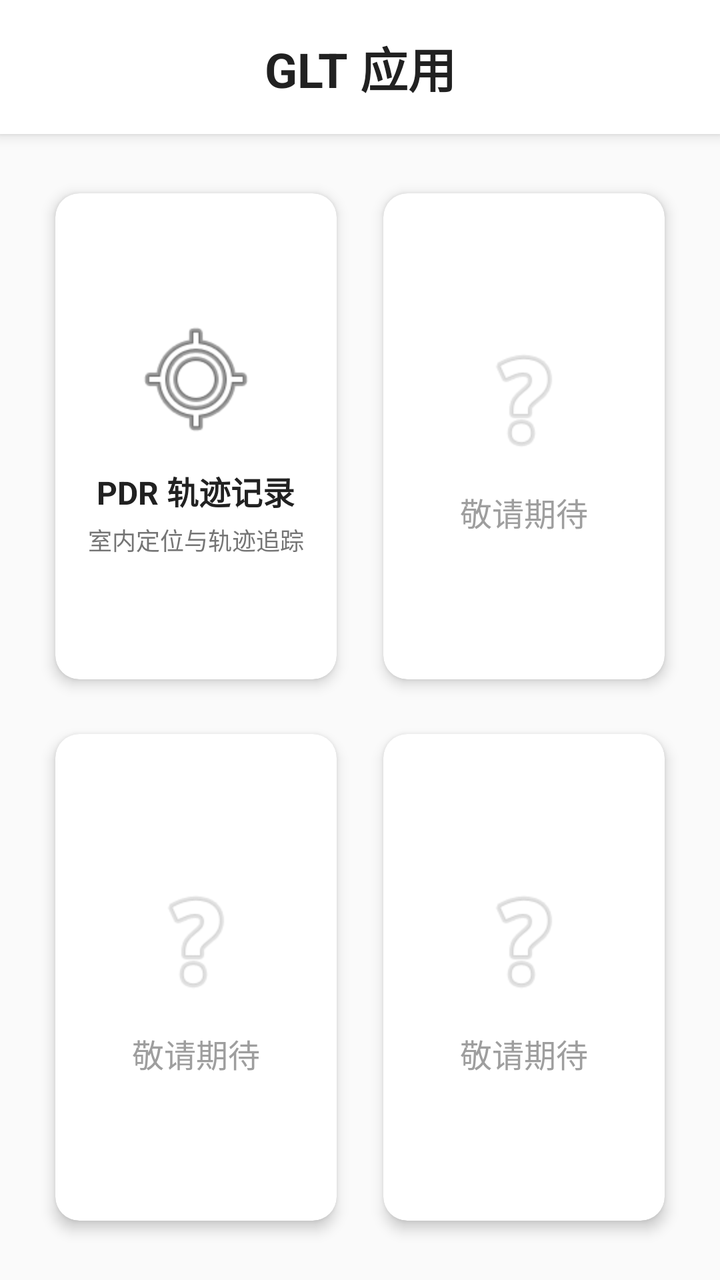
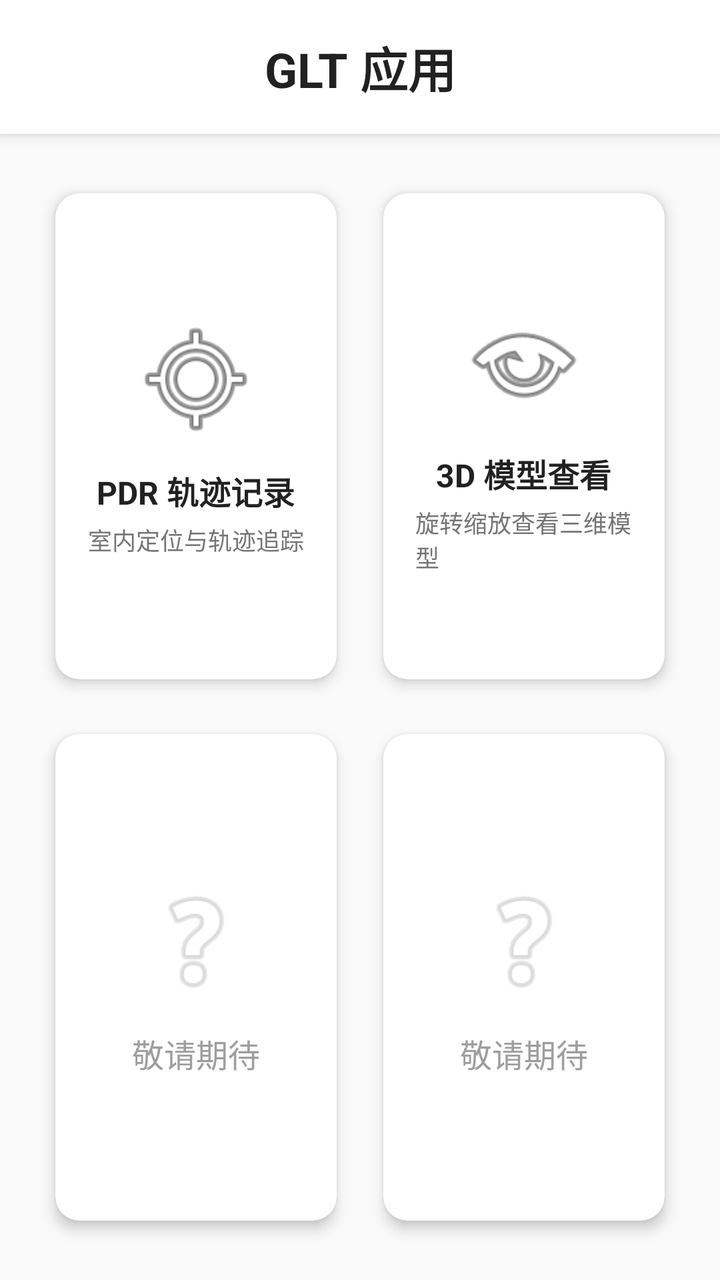

Before-and-after screenshots of an Android layout around one commit, followed by the original layout XML and the change that was made.
<!-- AndroidManifest.xml: application theme Theme.PDR -->
<!-- res/layout/fragment_home.xml -->
<?xml version="1.0" encoding="utf-8"?>
<LinearLayout xmlns:android="http://schemas.android.com/apk/res/android"
    xmlns:tools="http://schemas.android.com/tools"
    android:layout_width="match_parent"
    android:layout_height="match_parent"
    android:orientation="vertical"
    android:background="#FAFAFA"
    tools:context=".ui.home.HomeFragment">

    
    <LinearLayout
        android:id="@+id/headerLayout"
        android:layout_width="match_parent"
        android:layout_height="wrap_content"
        android:orientation="vertical"
        android:background="#FFFFFF"
        android:elevation="4dp">

        <TextView
            android:layout_width="match_parent"
            android:layout_height="wrap_content"
            android:padding="16dp"
            android:text="GLT 应用"
            android:textColor="#212121"
            android:textSize="24sp"
            android:textStyle="bold"
            android:gravity="center" />

    </LinearLayout>

    
    <GridLayout
        android:id="@+id/gridLayout"
        android:layout_width="match_parent"
        android:layout_height="0dp"
        android:layout_weight="1"
        android:layout_margin="16dp"
        android:columnCount="2"
        android:rowCount="2"
        android:alignmentMode="alignBounds"
        android:columnOrderPreserved="false"
        android:useDefaultMargins="true">

        
        <androidx.cardview.widget.CardView
            android:id="@+id/cardPdr"
            android:layout_width="0dp"
            android:layout_height="0dp"
            android:layout_columnWeight="1"
            android:layout_rowWeight="1"
            android:layout_gravity="fill"
            android:clickable="true"
            android:focusable="true"
            android:foreground="?android:attr/selectableItemBackground"
            app:cardCornerRadius="12dp"
            app:cardElevation="4dp"
            app:cardUseCompatPadding="true"
            xmlns:app="http://schemas.android.com/apk/res-auto">

            <LinearLayout
                android:layout_width="match_parent"
                android:layout_height="match_parent"
                android:orientation="vertical"
                android:gravity="center"
                android:padding="16dp">

                <ImageView
                    android:layout_width="64dp"
                    android:layout_height="64dp"
                    android:src="@android:drawable/ic_menu_mylocation"
                    android:contentDescription="PDR图标" />

                <TextView
                    android:layout_width="wrap_content"
                    android:layout_height="wrap_content"
                    android:layout_marginTop="12dp"
                    android:text="PDR 轨迹记录"
                    android:textColor="#212121"
                    android:textSize="16sp"
                    android:textStyle="bold" />

                <TextView
                    android:layout_width="wrap_content"
                    android:layout_height="wrap_content"
                    android:layout_marginTop="4dp"
                    android:text="室内定位与轨迹追踪"
                    android:textColor="#757575"
                    android:textSize="12sp" />

            </LinearLayout>

        </androidx.cardview.widget.CardView>

        
        <androidx.cardview.widget.CardView
            android:id="@+id/cardPlaceholder1"
            android:layout_width="0dp"
            android:layout_height="0dp"
            android:layout_columnWeight="1"
            android:layout_rowWeight="1"
            android:layout_gravity="fill"
            android:clickable="true"
            android:focusable="true"
            android:foreground="?android:attr/selectableItemBackground"
            app:cardCornerRadius="12dp"
            app:cardElevation="4dp"
            app:cardUseCompatPadding="true"
            xmlns:app="http://schemas.android.com/apk/res-auto">

            <LinearLayout
                android:layout_width="match_parent"
                android:layout_height="match_parent"
                android:orientation="vertical"
                android:gravity="center"
                android:padding="16dp">

                <ImageView
                    android:layout_width="64dp"
                    android:layout_height="64dp"
                    android:src="@android:drawable/ic_menu_help"
                    android:alpha="0.3"
                    android:contentDescription="预留功能图标" />

                <TextView
                    android:layout_width="wrap_content"
                    android:layout_height="wrap_content"
                    android:layout_marginTop="12dp"
                    android:text="敬请期待"
                    android:textColor="#9E9E9E"
                    android:textSize="16sp" />

            </LinearLayout>

        </androidx.cardview.widget.CardView>

        
        <androidx.cardview.widget.CardView
            android:id="@+id/cardPlaceholder2"
            android:layout_width="0dp"
            android:layout_height="0dp"
            android:layout_columnWeight="1"
            android:layout_rowWeight="1"
            android:layout_gravity="fill"
            android:clickable="true"
            android:focusable="true"
            android:foreground="?android:attr/selectableItemBackground"
            app:cardCornerRadius="12dp"
            app:cardElevation="4dp"
            app:cardUseCompatPadding="true"
            xmlns:app="http://schemas.android.com/apk/res-auto">

            <LinearLayout
                android:layout_width="match_parent"
                android:layout_height="match_parent"
                android:orientation="vertical"
                android:gravity="center"
                android:padding="16dp">

                <ImageView
                    android:layout_width="64dp"
                    android:layout_height="64dp"
                    android:src="@android:drawable/ic_menu_help"
                    android:alpha="0.3"
                    android:contentDescription="预留功能图标" />

                <TextView
                    android:layout_width="wrap_content"
                    android:layout_height="wrap_content"
                    android:layout_marginTop="12dp"
                    android:text="敬请期待"
                    android:textColor="#9E9E9E"
                    android:textSize="16sp" />

            </LinearLayout>

        </androidx.cardview.widget.CardView>

        
        <androidx.cardview.widget.CardView
            android:id="@+id/cardPlaceholder3"
            android:layout_width="0dp"
            android:layout_height="0dp"
            android:layout_columnWeight="1"
            android:layout_rowWeight="1"
            android:layout_gravity="fill"
            android:clickable="true"
            android:focusable="true"
            android:foreground="?android:attr/selectableItemBackground"
            app:cardCornerRadius="12dp"
            app:cardElevation="4dp"
            app:cardUseCompatPadding="true"
            xmlns:app="http://schemas.android.com/apk/res-auto">

            <LinearLayout
                android:layout_width="match_parent"
                android:layout_height="match_parent"
                android:orientation="vertical"
                android:gravity="center"
                android:padding="16dp">

                <ImageView
                    android:layout_width="64dp"
                    android:layout_height="64dp"
                    android:src="@android:drawable/ic_menu_help"
                    android:alpha="0.3"
                    android:contentDescription="预留功能图标" />

                <TextView
                    android:layout_width="wrap_content"
                    android:layout_height="wrap_content"
                    android:layout_marginTop="12dp"
                    android:text="敬请期待"
                    android:textColor="#9E9E9E"
                    android:textSize="16sp" />

            </LinearLayout>

        </androidx.cardview.widget.CardView>

    </GridLayout>

</LinearLayout>
<!-- resources referenced by this layout -->
<resources>
  <style name="Theme.PDR" parent="Base.Theme.PDR" />
  <style name="Base.Theme.PDR" parent="Theme.Material3.DayNight.NoActionBar">
          
          <item name="colorPrimary">@color/purple_500</item>
          <item name="colorPrimaryVariant">@color/purple_700</item>
          <item name="colorOnPrimary">@color/white</item>
          
          <item name="colorSecondary">@color/teal_200</item>
          <item name="colorSecondaryVariant">@color/teal_700</item>
          <item name="colorOnSecondary">@color/black</item>
      </style>
  <color name="purple_500">#FF6200EE</color>
  <color name="purple_700">#FF3700B3</color>
  <color name="white">#FFFFFFFF</color>
  <color name="teal_200">#FF03DAC5</color>
  <color name="teal_700">#FF018786</color>
  <color name="black">#FF000000</color>
</resources>

<!-- the commit's change to res/layout/fragment_home.xml (unified diff, before → after) -->
@@ -93,7 +93,57 @@
 
         
         <androidx.cardview.widget.CardView
-            android:id="@+id/cardPlaceholder1"
+            android:id="@+id/cardViewer"
+            android:layout_width="0dp"
+            android:layout_height="0dp"
+            android:layout_columnWeight="1"
+            android:layout_rowWeight="1"
+            android:layout_gravity="fill"
+            android:clickable="true"
+            android:focusable="true"
+            android:foreground="?android:attr/selectableItemBackground"
+            app:cardCornerRadius="12dp"
+            app:cardElevation="4dp"
+            app:cardUseCompatPadding="true"
+            xmlns:app="http://schemas.android.com/apk/res-auto">
+
+            <LinearLayout
+                android:layout_width="match_parent"
+                android:layout_height="match_parent"
+                android:orientation="vertical"
+                android:gravity="center"
+                android:padding="16dp">
+
+                <ImageView
+                    android:layout_width="64dp"
+                    android:layout_height="64dp"
+                    android:src="@android:drawable/ic_menu_view"
+                    android:contentDescription="3D图标" />
+
+                <TextView
+                    android:layout_width="wrap_content"
+                    android:layout_height="wrap_content"
+                    android:layout_marginTop="12dp"
+                    android:text="3D 模型查看"
+                    android:textColor="#212121"
+                    android:textSize="16sp"
+                    android:textStyle="bold" />
+
+                <TextView
+                    android:layout_width="wrap_content"
+                    android:layout_height="wrap_content"
+                    android:layout_marginTop="4dp"
+                    android:text="旋转缩放查看三维模型"
+                    android:textColor="#757575"
+                    android:textSize="12sp" />
+
+            </LinearLayout>
+
+        </androidx.cardview.widget.CardView>
+
+        
+        <androidx.cardview.widget.CardView
+            android:id="@+id/cardPlaceholder2"
             android:layout_width="0dp"
             android:layout_height="0dp"
             android:layout_columnWeight="1"
@@ -135,7 +185,7 @@
 
         
         <androidx.cardview.widget.CardView
-            android:id="@+id/cardPlaceholder2"
+            android:id="@+id/cardPlaceholder3"
             android:layout_width="0dp"
             android:layout_height="0dp"
             android:layout_columnWeight="1"
@@ -175,48 +225,6 @@
 
         </androidx.cardview.widget.CardView>
 
-        
-        <androidx.cardview.widget.CardView
-            android:id="@+id/cardPlaceholder3"
-            android:layout_width="0dp"
-            android:layout_height="0dp"
-            android:layout_columnWeight="1"
-            android:layout_rowWeight="1"
-            android:layout_gravity="fill"
-            android:clickable="true"
-            android:focusable="true"
-            android:foreground="?android:attr/selectableItemBackground"
-            app:cardCornerRadius="12dp"
-            app:cardElevation="4dp"
-            app:cardUseCompatPadding="true"
-            xmlns:app="http://schemas.android.com/apk/res-auto">
-
-            <LinearLayout
-                android:layout_width="match_parent"
-                android:layout_height="match_parent"
-                android:orientation="vertical"
-                android:gravity="center"
-                android:padding="16dp">
-
-                <ImageView
-                    android:layout_width="64dp"
-                    android:layout_height="64dp"
-                    android:src="@android:drawable/ic_menu_help"
-                    android:alpha="0.3"
-                    android:contentDescription="预留功能图标" />
-
-                <TextView
-                    android:layout_width="wrap_content"
-                    android:layout_height="wrap_content"
-                    android:layout_marginTop="12dp"
-                    android:text="敬请期待"
-                    android:textColor="#9E9E9E"
-                    android:textSize="16sp" />
-
-            </LinearLayout>
-
-        </androidx.cardview.widget.CardView>
-
     </GridLayout>
 
 </LinearLayout>
